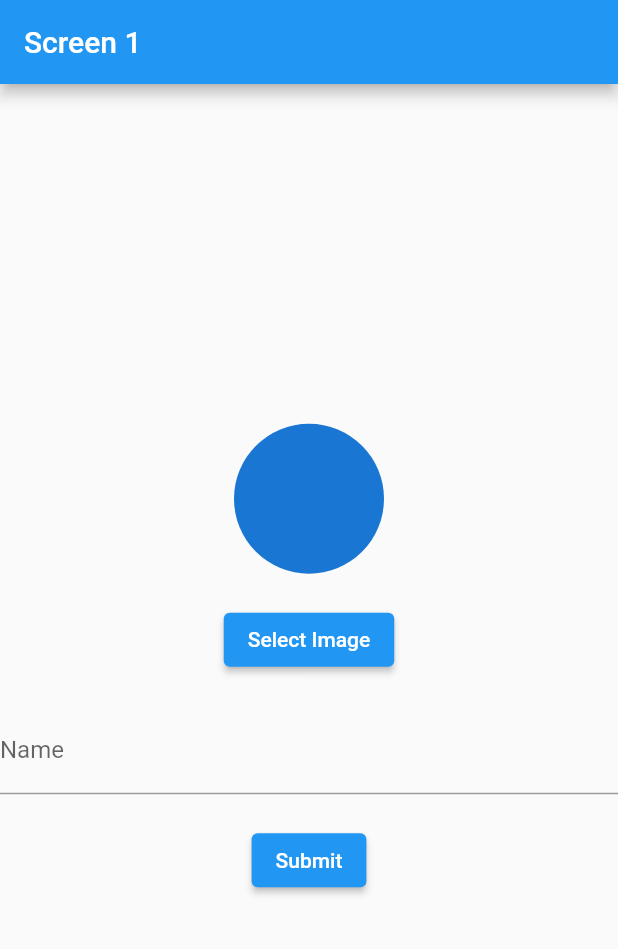
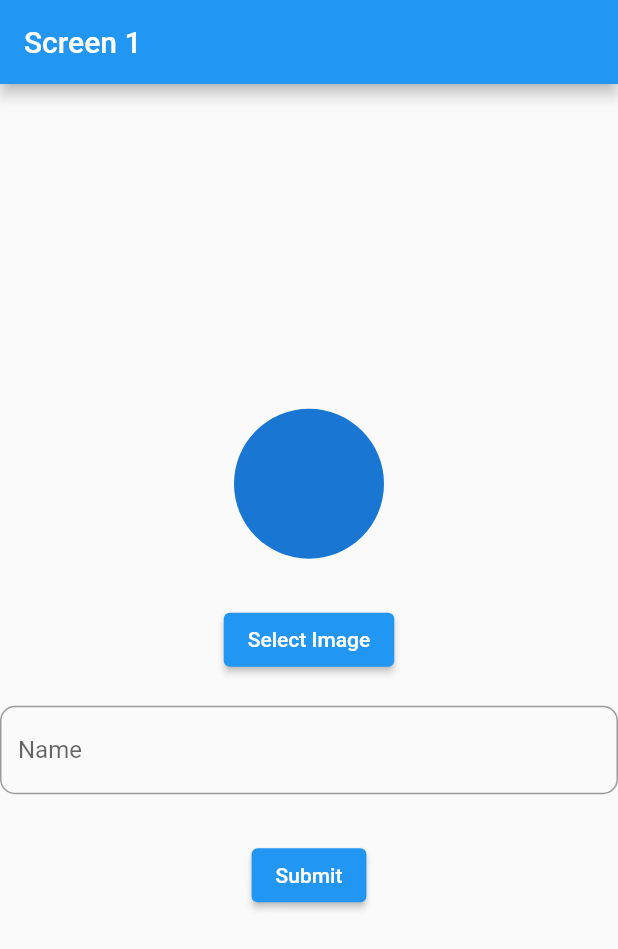
Before and after one commit to kishu3202/Assignment, a Flutter app: the screen it shows after launch, on a phone screen of 412 x 824 dp. Shown: the top 949 px of the screen. Run offline on Flutter 3.47's test engine with Material 2 defaults, Android fonts, the phone set to English and light mode, and no system bars; our stand-ins replace device_info, image_picker.

Commit message:
short summary

```diff
--- a/lib/main.dart
+++ b/lib/main.dart
@@ -11,6 +11,7 @@ class MyApp extends StatelessWidget {
   @override
   Widget build(BuildContext context) {
     return MaterialApp(
+      debugShowCheckedModeBanner: false,
       title: 'Image Picker Demo',
       theme: ThemeData(
         primarySwatch: Colors.blue,
--- a/lib/screens/screen1.dart
+++ b/lib/screens/screen1.dart
@@ -39,7 +39,7 @@ class _Screen1State extends State<Screen1> {
               radius: 50.0,
               backgroundImage: _image != null ? FileImage(_image!) : null,
             ),
-            SizedBox(height: 20.0),
+            SizedBox(height: 30.0),
             ElevatedButton(
               onPressed: getImage,
               child: Text('Select Image'),
@@ -48,10 +48,13 @@ class _Screen1State extends State<Screen1> {
             TextField(
               controller: _nameController,
               decoration: InputDecoration(
+                border: OutlineInputBorder(
+                  borderRadius: BorderRadius.circular(10),
+                ),
                 labelText: 'Name',
               ),
             ),
-            SizedBox(height: 20.0),
+            SizedBox(height: 30.0),
             ElevatedButton(
               onPressed: () {
                 Navigator.push(
```
